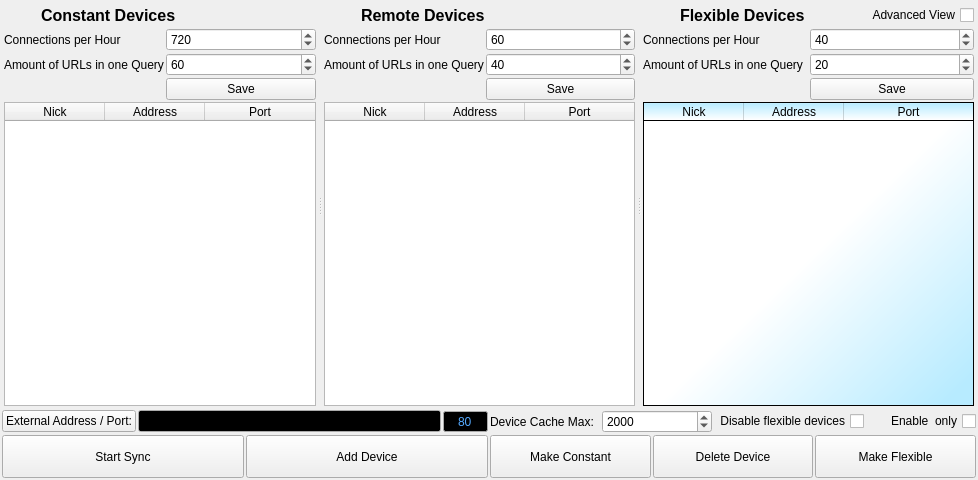
This is ui/connection-display.ui in berndhs/arado as Qt 5 draws it before an edit. The edited form follows.
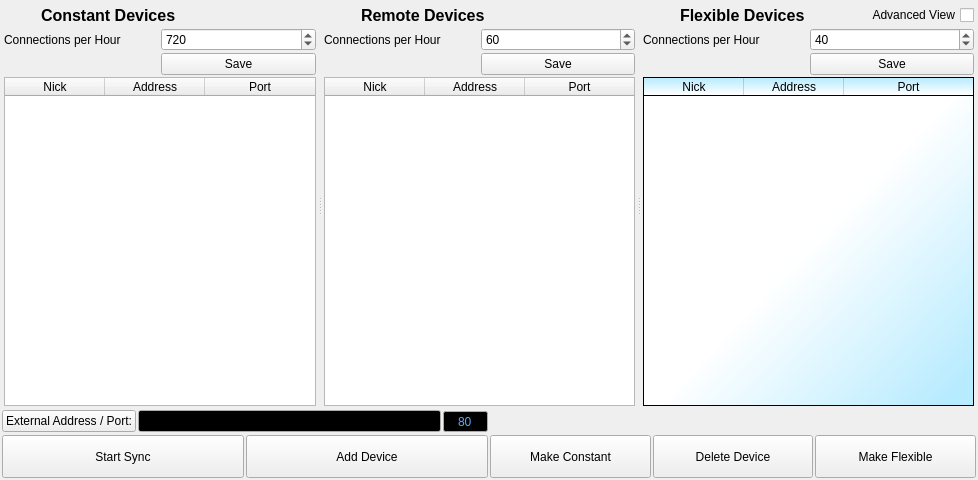
This is the edited form. Icons and pictures are not drawn.

Commit message: clean out unused items from connection display

The edit to the form file:
```diff
--- a/ui/connection-display.ui
+++ b/ui/connection-display.ui
@@ -88,19 +88,6 @@
        </item>
        <item>
         <layout class="QGridLayout" name="gridLayout">
-         <item row="1" column="1">
-          <widget class="QSpinBox" name="chunkA">
-           <property name="minimum">
-            <number>30</number>
-           </property>
-           <property name="maximum">
-            <number>80</number>
-           </property>
-           <property name="value">
-            <number>60</number>
-           </property>
-          </widget>
-         </item>
          <item row="0" column="0">
           <widget class="QLabel" name="labelipask_A">
            <property name="toolTip">
@@ -111,13 +98,6 @@
            </property>
           </widget>
          </item>
-         <item row="1" column="0">
-          <widget class="QLabel" name="label_URL_A">
-           <property name="text">
-            <string>Amount of URLs in one Query</string>
-           </property>
-          </widget>
-         </item>
          <item row="0" column="1">
           <widget class="QDoubleSpinBox" name="freqABox">
            <property name="toolTip">
@@ -143,7 +123,7 @@
            </property>
           </widget>
          </item>
-         <item row="2" column="1">
+         <item row="1" column="1">
           <widget class="QPushButton" name="restartPollButtonA">
            <property name="text">
             <string>Save</string>
@@ -252,26 +232,6 @@
        </item>
        <item>
         <layout class="QGridLayout" name="gridLayout_2">
-         <item row="1" column="0">
-          <widget class="QLabel" name="label_URL_B">
-           <property name="text">
-            <string>Amount of URLs in one Query</string>
-           </property>
-          </widget>
-         </item>
-         <item row="1" column="1">
-          <widget class="QSpinBox" name="chunkB">
-           <property name="minimum">
-            <number>20</number>
-           </property>
-           <property name="maximum">
-            <number>80</number>
-           </property>
-           <property name="value">
-            <number>40</number>
-           </property>
-          </widget>
-         </item>
          <item row="0" column="0">
           <widget class="QLabel" name="labelipask_B">
            <property name="toolTip">
@@ -294,7 +254,7 @@
             <number>0</number>
            </property>
            <property name="minimum">
-            <double>6.000000000000000</double>
+            <double>1.000000000000000</double>
            </property>
            <property name="maximum">
             <double>100000.000000000000000</double>
@@ -307,7 +267,7 @@
            </property>
           </widget>
          </item>
-         <item row="2" column="1">
+         <item row="1" column="1">
           <widget class="QPushButton" name="restartPollButtonB">
            <property name="text">
             <string>Save</string>
@@ -432,26 +392,6 @@
        </item>
        <item>
         <layout class="QGridLayout" name="gridLayout_3">
-         <item row="1" column="0">
-          <widget class="QLabel" name="label_URL_C">
-           <property name="text">
-            <string>Amount of URLs in one Query</string>
-           </property>
-          </widget>
-         </item>
-         <item row="1" column="1">
-          <widget class="QSpinBox" name="chunkC">
-           <property name="minimum">
-            <number>10</number>
-           </property>
-           <property name="maximum">
-            <number>80</number>
-           </property>
-           <property name="value">
-            <number>20</number>
-           </property>
-          </widget>
-         </item>
          <item row="0" column="0">
           <widget class="QLabel" name="labelipask_C">
            <property name="toolTip">
@@ -487,7 +427,7 @@
            </property>
           </widget>
          </item>
-         <item row="2" column="1">
+         <item row="1" column="1">
           <widget class="QPushButton" name="restartPollButtonC">
            <property name="text">
             <string>Save</string>
@@ -717,66 +657,7 @@
     </layout>
    </item>
    <item row="2" column="1">
-    <layout class="QHBoxLayout" name="horizontalLayout_3">
-     <item>
-      <widget class="QLabel" name="labelipcachesize">
-       <property name="enabled">
-        <bool>true</bool>
-       </property>
-       <property name="layoutDirection">
-        <enum>Qt::RightToLeft</enum>
-       </property>
-       <property name="text">
-        <string>Device Cache Max:</string>
-       </property>
-      </widget>
-     </item>
-     <item>
-      <widget class="QSpinBox" name="ipcachesize">
-       <property name="enabled">
-        <bool>true</bool>
-       </property>
-       <property name="toolTip">
-        <string>Amount of IP-adresses in your IP-cache (1500-5000). Rise up, if all IP-adresses are outdated or offline and connections fail after a start.  Then each minute a request is sent to the boot-IP-connections, to fill the cache for 100%.</string>
-       </property>
-       <property name="minimum">
-        <number>1500</number>
-       </property>
-       <property name="maximum">
-        <number>5000</number>
-       </property>
-       <property name="value">
-        <number>2000</number>
-       </property>
-      </widget>
-     </item>
-     <item>
-      <widget class="QCheckBox" name="checkboxdisable_C">
-       <property name="enabled">
-        <bool>true</bool>
-       </property>
-       <property name="layoutDirection">
-        <enum>Qt::RightToLeft</enum>
-       </property>
-       <property name="text">
-        <string>Disable flexible devices</string>
-       </property>
-      </widget>
-     </item>
-     <item>
-      <widget class="QCheckBox" name="checkBox_I2P">
-       <property name="enabled">
-        <bool>true</bool>
-       </property>
-       <property name="layoutDirection">
-        <enum>Qt::RightToLeft</enum>
-       </property>
-       <property name="text">
-        <string>Enable  only</string>
-       </property>
-      </widget>
-     </item>
-    </layout>
+    <layout class="QHBoxLayout" name="horizontalLayout_3"/>
    </item>
    <item row="4" column="1">
     <layout class="QHBoxLayout" name="horizontalLayout">
```
Left out of the diff: 14 changed lines with no effect on the pictures. The commit also changes 1 other file.
